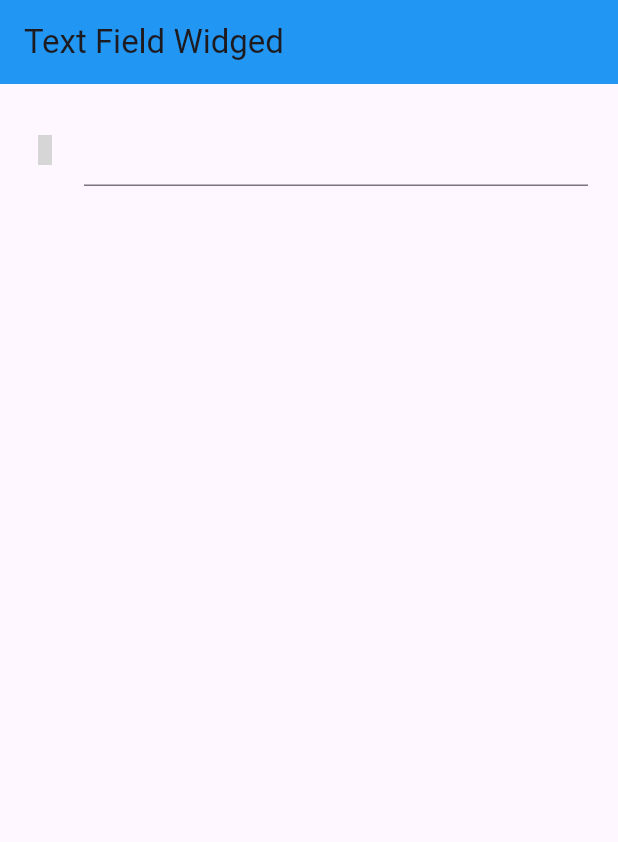
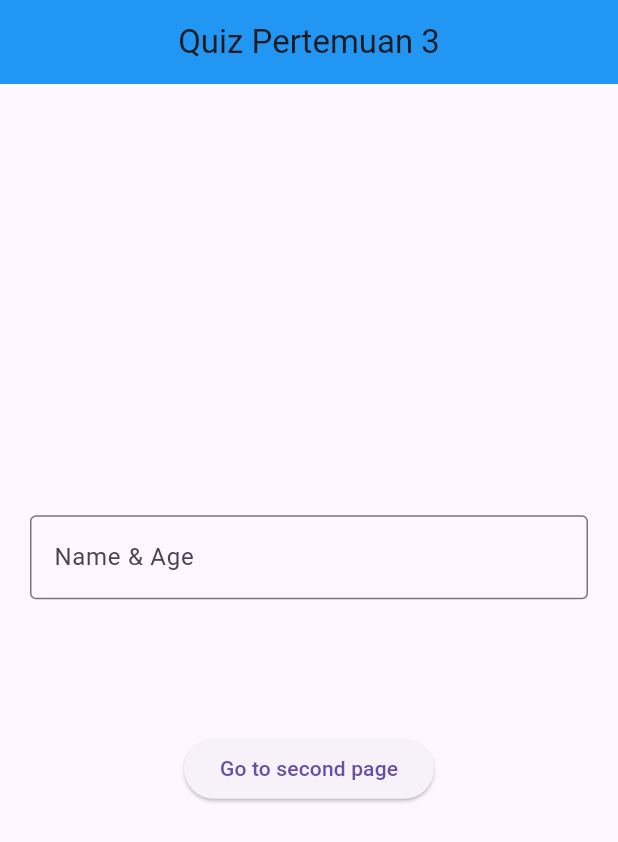
Before and after one commit to Elmosius/Multi-Platform, a Flutter app: the screen it shows after launch, on a phone screen of 412 x 824 dp. Shown: the top 842 px of the screen. Run offline on Flutter 3.47's test engine with Material 3 defaults, Android fonts, the phone set to English and light mode, and no system bars; our stand-ins replace material_design_icons_flutter; grey boxes are pictures that could not be loaded.

Commit message:
quiz
main_page3

```diff
--- a/belajar_sendiri/flutter_application_1/lib/main.dart
+++ b/belajar_sendiri/flutter_application_1/lib/main.dart
@@ -1,6 +1,7 @@
 import 'package:flutter/material.dart';
 import 'package:flutter_application_1/main_page.dart';
 import 'package:flutter_application_1/main_page2.dart';
+import 'package:flutter_application_1/main_page3.dart';
 
 void main(List<String> args) {
   runApp(const MyApp());
@@ -12,7 +13,7 @@ class MyApp extends StatelessWidget {
   @override
   Widget build(BuildContext context) {
     return const MaterialApp(
-      home: MainPage2(),
+      home: MainApp3(),
     );
   }
 }
--- a/belajar_sendiri/flutter_application_1/lib/main_page2.dart
+++ b/belajar_sendiri/flutter_application_1/lib/main_page2.dart
@@ -85,6 +85,12 @@ class _MainPage2State extends State<MainPage2> {
                 fontSize: 20,
               ),
             ),
+            ElevatedButton(
+              onPressed: () {
+                Navigator.of(context).pop();
+              },
+              child: const Text('Go back'),
+            )
           ],
         ),
       ),
--- /dev/null
+++ b/belajar_sendiri/flutter_application_1/lib/main_page3.dart
@@ -0,0 +1,80 @@
+import 'package:flutter/material.dart';
+import 'package:flutter_application_1/main_page2.dart';
+
+class MainApp3 extends StatefulWidget {
+  const MainApp3({super.key});
+
+  @override
+  State<MainApp3> createState() => _MainApp3State();
+}
+
+class _MainApp3State extends State<MainApp3> {
+  TextEditingController tec = TextEditingController();
+
+  String inputNameAge(String input) {
+    List<String> e = input.split(', ');
+    if (e.length > 1 && e[1].trim().isNotEmpty) {
+      String name = e[0].trim();
+      String age = e[1].trim();
+      return 'Hello $name, Your Age today is $age';
+    } else if (e.length == 1 && e[0].isNotEmpty) {
+      return 'Hello ${e[0].trim()}';
+    } else {
+      return '';
+    }
+  }
+
+  @override
+  Widget build(BuildContext context) {
+    return Scaffold(
+      appBar: AppBar(
+        title: const Center(child: Text('Quiz Pertemuan 3')),
+        backgroundColor: Colors.blue,
+      ),
+      body: Padding(
+        padding: const EdgeInsets.all(20),
+        child: Column(
+          mainAxisAlignment: MainAxisAlignment.center,
+          children: [
+            TextField(
+              controller: tec,
+              style: const TextStyle(
+                fontWeight: FontWeight.bold,
+              ),
+              onChanged: (value) => setState(() {}),
+              decoration: const InputDecoration(
+                hintText: 'Please enter your name & age',
+                labelText: 'Name & Age',
+                border: OutlineInputBorder(),
+              ),
+            ),
+            const SizedBox(
+              height: 30,
+            ),
+            Container(
+              width: 200,
+              alignment: Alignment.center,
+              child: Text(
+                inputNameAge(tec.text),
+                textAlign: TextAlign.center,
+                style: const TextStyle(
+                  fontSize: 20,
+                ),
+              ),
+            ),
+            const SizedBox(
+              height: 30,
+            ),
+            ElevatedButton(
+              onPressed: () {
+                Navigator.of(context).push(
+                    MaterialPageRoute(builder: (context) => const MainPage2()));
+              },
+              child: const Text('Go to second page'),
+            )
+          ],
+        ),
+      ),
+    );
+  }
+}
```
